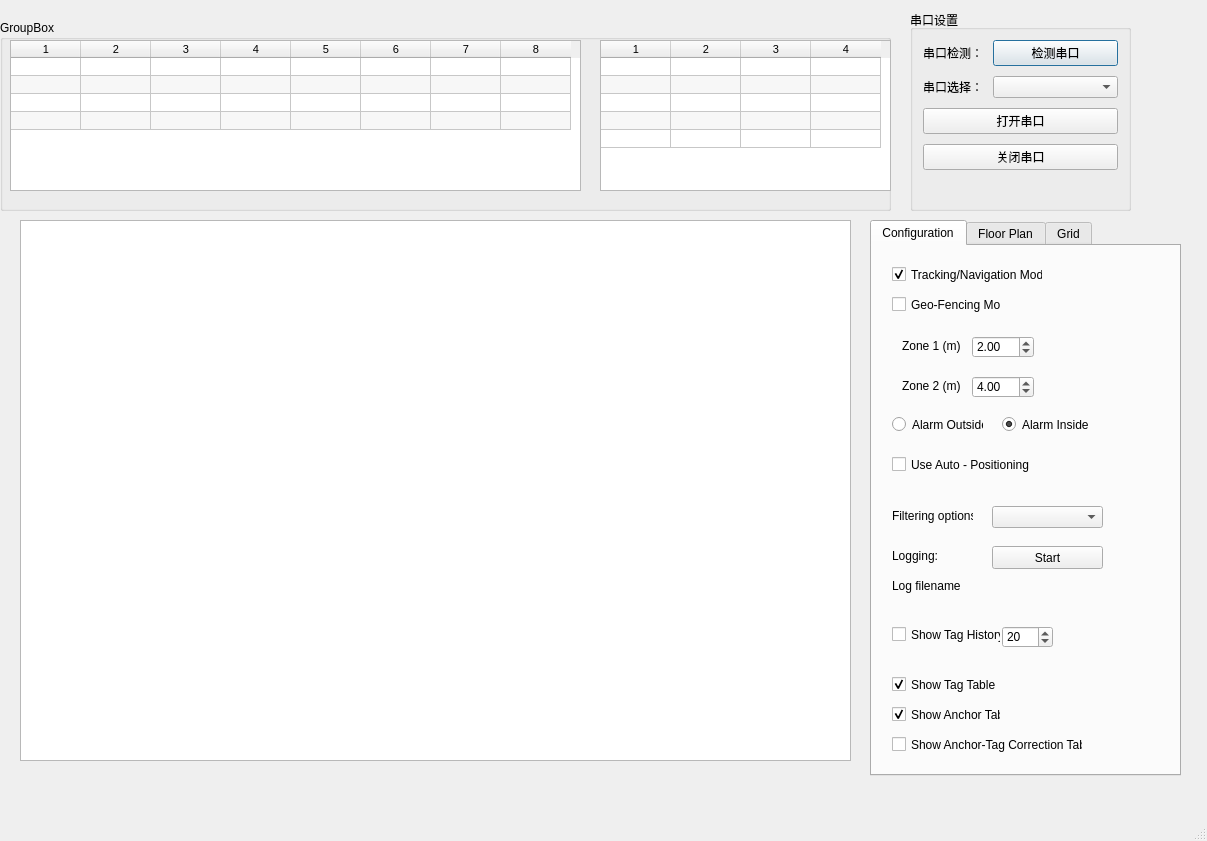
Above: view/serial.ui from J-JunChen/pyqt5_matplotlib_serial before the change. Below: the same form after it.
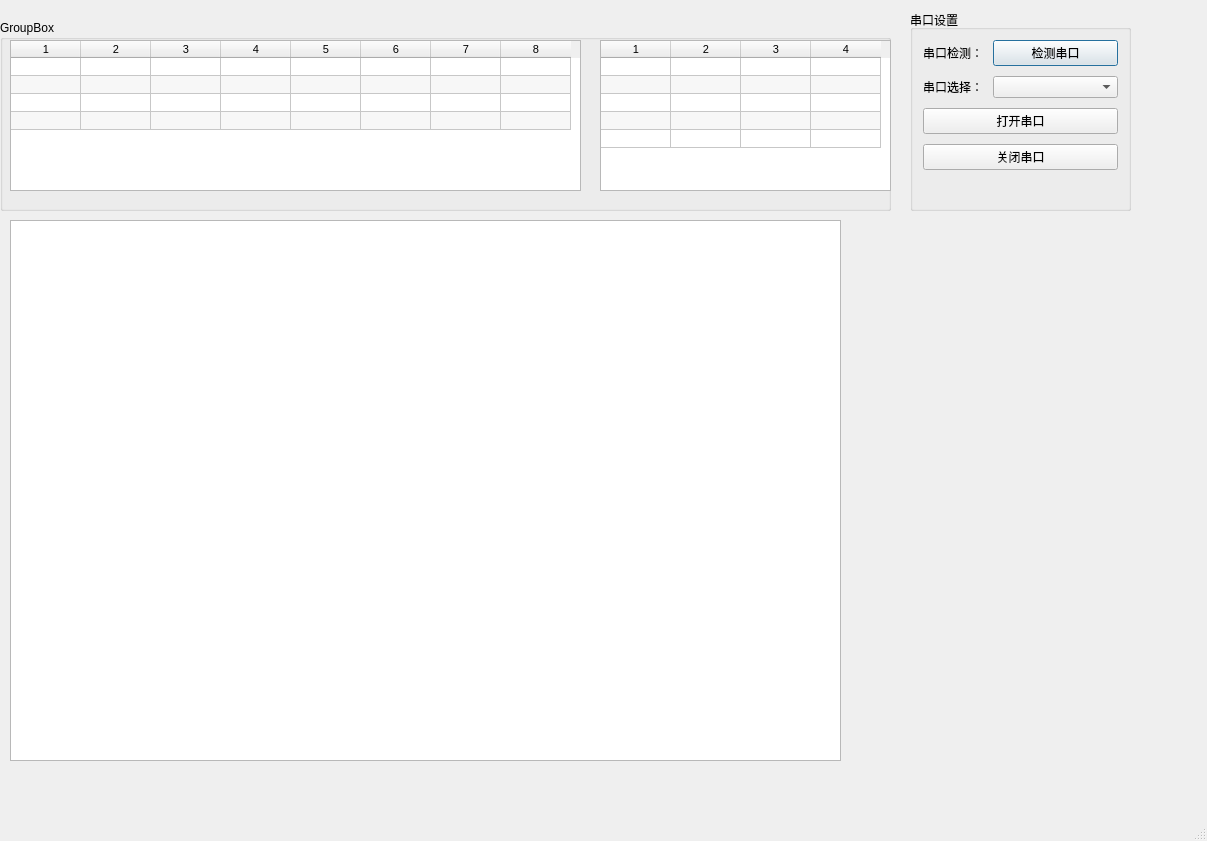
That is the form after the change.

What changed in the file:
```diff
--- a/view/serial.ui
+++ b/view/serial.ui
@@ -251,625 +251,10 @@
      <column/>
     </widget>
    </widget>
-   <widget class="QTabWidget" name="tabWidget">
-    <property name="geometry">
-     <rect>
-      <x>870</x>
-      <y>220</y>
-      <width>311</width>
-      <height>556</height>
-     </rect>
-    </property>
-    <property name="minimumSize">
-     <size>
-      <width>300</width>
-      <height>300</height>
-     </size>
-    </property>
-    <property name="currentIndex">
-     <number>0</number>
-    </property>
-    <widget class="QWidget" name="config_tab">
-     <attribute name="title">
-      <string>Configuration</string>
-     </attribute>
-     <widget class="QCheckBox" name="showTagHistory">
-      <property name="geometry">
-       <rect>
-        <x>20</x>
-        <y>380</y>
-        <width>109</width>
-        <height>17</height>
-       </rect>
-      </property>
-      <property name="text">
-       <string>Show Tag History</string>
-      </property>
-     </widget>
-     <widget class="QCheckBox" name="showGeoFencingMode">
-      <property name="geometry">
-       <rect>
-        <x>20</x>
-        <y>50</y>
-        <width>109</width>
-        <height>17</height>
-       </rect>
-      </property>
-      <property name="text">
-       <string>Geo-Fencing Mode</string>
-      </property>
-     </widget>
-     <widget class="QDoubleSpinBox" name="zone1">
-      <property name="geometry">
-       <rect>
-        <x>100</x>
-        <y>90</y>
-        <width>62</width>
-        <height>22</height>
-       </rect>
-      </property>
-      <property name="maximum">
-       <double>300.000000000000000</double>
-      </property>
-      <property name="value">
-       <double>2.000000000000000</double>
-      </property>
-     </widget>
-     <widget class="QDoubleSpinBox" name="zone2">
-      <property name="geometry">
-       <rect>
-        <x>100</x>
-        <y>130</y>
-        <width>62</width>
-        <height>22</height>
-       </rect>
-      </property>
-      <property name="maximum">
-       <double>300.000000000000000</double>
-      </property>
-      <property name="value">
-       <double>4.000000000000000</double>
-      </property>
-     </widget>
-     <widget class="QLabel" name="label_z1">
-      <property name="geometry">
-       <rect>
-        <x>30</x>
-        <y>90</y>
-        <width>61</width>
-        <height>20</height>
-       </rect>
-      </property>
-      <property name="text">
-       <string>Zone 1 (m)</string>
-      </property>
-     </widget>
-     <widget class="QLabel" name="label_z2">
-      <property name="geometry">
-       <rect>
-        <x>30</x>
-        <y>130</y>
-        <width>61</width>
-        <height>20</height>
-       </rect>
-      </property>
-      <property name="text">
-       <string>Zone 2 (m)</string>
-      </property>
-     </widget>
-     <widget class="QRadioButton" name="inAlarm">
-      <property name="geometry">
-       <rect>
-        <x>130</x>
-        <y>170</y>
-        <width>91</width>
-        <height>17</height>
-       </rect>
-      </property>
-      <property name="text">
-       <string>Alarm Inside</string>
-      </property>
-      <property name="checked">
-       <bool>true</bool>
-      </property>
-     </widget>
-     <widget class="QRadioButton" name="outAlarm">
-      <property name="geometry">
-       <rect>
-        <x>20</x>
-        <y>170</y>
-        <width>91</width>
-        <height>17</height>
-       </rect>
-      </property>
-      <property name="text">
-       <string>Alarm Outside</string>
-      </property>
-     </widget>
-     <widget class="QSpinBox" name="tagHistoryN">
-      <property name="geometry">
-       <rect>
-        <x>130</x>
-        <y>380</y>
-        <width>51</width>
-        <height>22</height>
-       </rect>
-      </property>
-      <property name="minimum">
-       <number>1</number>
-      </property>
-      <property name="maximum">
-       <number>128</number>
-      </property>
-      <property name="value">
-       <number>20</number>
-      </property>
-     </widget>
-     <widget class="QCheckBox" name="showTagTable">
-      <property name="geometry">
-       <rect>
-        <x>20</x>
-        <y>430</y>
-        <width>109</width>
-        <height>17</height>
-       </rect>
-      </property>
-      <property name="text">
-       <string>Show Tag Table</string>
-      </property>
-      <property name="checked">
-       <bool>true</bool>
-      </property>
-     </widget>
-     <widget class="QCheckBox" name="showAnchorTable">
-      <property name="geometry">
-       <rect>
-        <x>20</x>
-        <y>460</y>
-        <width>109</width>
-        <height>17</height>
-       </rect>
-      </property>
-      <property name="text">
-       <string>Show Anchor Table</string>
-      </property>
-      <property name="checked">
-       <bool>true</bool>
-      </property>
-     </widget>
-     <widget class="QCheckBox" name="showAnchorTagCorrectionTable">
-      <property name="enabled">
-       <bool>true</bool>
-      </property>
-      <property name="geometry">
-       <rect>
-        <x>20</x>
-        <y>490</y>
-        <width>191</width>
-        <height>17</height>
-       </rect>
-      </property>
-      <property name="text">
-       <string>Show Anchor-Tag Correction Table</string>
-      </property>
-      <property name="checked">
-       <bool>false</bool>
-      </property>
-     </widget>
-     <widget class="QCheckBox" name="showNavigationMode">
-      <property name="geometry">
-       <rect>
-        <x>20</x>
-        <y>20</y>
-        <width>151</width>
-        <height>17</height>
-       </rect>
-      </property>
-      <property name="text">
-       <string>Tracking/Navigation Mode</string>
-      </property>
-      <property name="checked">
-       <bool>true</bool>
-      </property>
-     </widget>
-     <widget class="QComboBox" name="filtering">
-      <property name="geometry">
-       <rect>
-        <x>120</x>
-        <y>260</y>
-        <width>111</width>
-        <height>22</height>
-       </rect>
-      </property>
-     </widget>
-     <widget class="QLabel" name="label_z1_2">
-      <property name="geometry">
-       <rect>
-        <x>20</x>
-        <y>260</y>
-        <width>81</width>
-        <height>20</height>
-       </rect>
-      </property>
-      <property name="text">
-       <string>Filtering options:</string>
-      </property>
-     </widget>
-     <widget class="QCheckBox" name="useAutoPos">
-      <property name="enabled">
-       <bool>true</bool>
-      </property>
-      <property name="geometry">
-       <rect>
-        <x>20</x>
-        <y>210</y>
-        <width>161</width>
-        <height>17</height>
-       </rect>
-      </property>
-      <property name="text">
-       <string>Use Auto - Positioning</string>
-      </property>
-      <property name="checked">
-       <bool>false</bool>
-      </property>
-     </widget>
-     <widget class="QLabel" name="label_logingstatus">
-      <property name="geometry">
-       <rect>
-        <x>20</x>
-        <y>300</y>
-        <width>91</width>
-        <height>20</height>
-       </rect>
-      </property>
-      <property name="text">
-       <string>Logging:</string>
-      </property>
-     </widget>
-     <widget class="QPushButton" name="logging_pb">
-      <property name="geometry">
-       <rect>
-        <x>120</x>
-        <y>300</y>
-        <width>111</width>
-        <height>23</height>
-       </rect>
-      </property>
-      <property name="text">
-       <string>Start</string>
-      </property>
-     </widget>
-     <widget class="QLabel" name="label_logingstatus_2">
-      <property name="geometry">
-       <rect>
-        <x>20</x>
-        <y>400</y>
-        <width>51</width>
-        <height>20</height>
-       </rect>
-      </property>
-      <property name="text">
-       <string/>
-      </property>
-     </widget>
-     <widget class="QLabel" name="label_logfile">
-      <property name="geometry">
-       <rect>
-        <x>20</x>
-        <y>330</y>
-        <width>211</width>
-        <height>20</height>
-       </rect>
-      </property>
-      <property name="text">
-       <string>Log filename</string>
-      </property>
-     </widget>
-     <widget class="QLabel" name="label_logingstatus_3">
-      <property name="geometry">
-       <rect>
-        <x>20</x>
-        <y>240</y>
-        <width>51</width>
-        <height>20</height>
-       </rect>
-      </property>
-      <property name="text">
-       <string/>
-      </property>
-     </widget>
-    </widget>
-    <widget class="QWidget" name="floorplan_tab">
-     <attribute name="title">
-      <string>Floor Plan</string>
-     </attribute>
-     <layout class="QGridLayout" name="gridLayout_2">
-      <item row="3" column="2">
-       <widget class="QLabel" name="label_11">
-        <property name="text">
-         <string>pixels</string>
-        </property>
-       </widget>
-      </item>
-      <item row="4" column="1">
-       <widget class="QDoubleSpinBox" name="floorplanXScale_sb">
-        <property name="maximum">
-         <double>1000.000000000000000</double>
-        </property>
-       </widget>
-      </item>
-      <item row="5" column="2">
-       <widget class="QLabel" name="label_9">
-        <property name="text">
-         <string>pixesl/m</string>
-        </property>
-       </widget>
-      </item>
-      <item row="2" column="0">
-       <widget class="QLabel" name="label_3">
-        <property name="text">
-         <string>X Offset</string>
-        </property>
-       </widget>
-      </item>
-      <item row="2" column="1">
-       <widget class="QSpinBox" name="floorplanXOff_sb">
-        <property name="sizePolicy">
-         <sizepolicy hsizetype="Minimum" vsizetype="Fixed">
-          <horstretch>0</horstretch>
-          <verstretch>0</verstretch>
-         </sizepolicy>
-        </property>
-        <property name="minimum">
-         <number>-65536</number>
-        </property>
-        <property name="maximum">
-         <number>65535</number>
-        </property>
-       </widget>
-      </item>
-      <item row="0" column="0" colspan="2">
-       <widget class="QLabel" name="floorplanPath_lb">
-        <property name="text">
-         <string>No Floor Plan</string>
-        </property>
-       </widget>
-      </item>
-      <item row="7" column="1">
-       <widget class="QCheckBox" name="floorplanFlipY_cb">
-        <property name="text">
-         <string/>
-        </property>
-       </widget>
-      </item>
-      <item row="9" column="0">
-       <spacer name="verticalSpacer">
-        <property name="orientation">
-         <enum>Qt::Vertical</enum>
-        </property>
-        <property name="sizeHint" stdset="0">
-         <size>
-          <width>20</width>
-          <height>40</height>
-         </size>
-        </property>
-       </spacer>
-      </item>
-      <item row="2" column="2">
-       <widget class="QLabel" name="label_12">
-        <property name="text">
-         <string>pixels</string>
-        </property>
-       </widget>
-      </item>
-      <item row="5" column="1">
-       <widget class="QDoubleSpinBox" name="floorplanYScale_sb">
-        <property name="maximum">
-         <double>1000.000000000000000</double>
-        </property>
-       </widget>
-      </item>
-      <item row="4" column="2">
-       <widget class="QLabel" name="label_10">
-        <property name="text">
-         <string>pixels/m</string>
-        </property>
-       </widget>
-      </item>
-      <item row="3" column="1">
-       <widget class="QSpinBox" name="floorplanYOff_sb">
-        <property name="minimum">
-         <number>-65536</number>
-        </property>
-        <property name="maximum">
-         <number>65536</number>
-        </property>
-       </widget>
-      </item>
-      <item row="4" column="0">
-       <widget class="QLabel" name="label_6">
-        <property name="text">
-         <string>X Scale</string>
-        </property>
-       </widget>
-      </item>
-      <item row="6" column="0">
-       <widget class="QLabel" name="label_7">
-        <property name="text">
-         <string>Flip X</string>
-        </property>
-       </widget>
-      </item>
-      <item row="3" column="0">
-       <widget class="QLabel" name="label_4">
-        <property name="text">
-         <string>Y Offset</string>
-        </property>
-       </widget>
-      </item>
-      <item row="6" column="1">
-       <widget class="QCheckBox" name="floorplanFlipX_cb">
-        <property name="text">
-         <string/>
-        </property>
-       </widget>
-      </item>
-      <item row="5" column="0">
-       <widget class="QLabel" name="label_5">
-        <property name="text">
-         <string>Y Scale</string>
-        </property>
-       </widget>
-      </item>
-      <item row="7" column="0">
-       <widget class="QLabel" name="label_8">
-        <property name="text">
-         <string>Flip Y</string>
-        </property>
-       </widget>
-      </item>
-      <item row="8" column="0" colspan="2">
-       <layout class="QGridLayout" name="gridLayout">
-        <property name="horizontalSpacing">
-         <number>6</number>
-        </property>
-        <item row="0" column="0">
-         <widget class="QCheckBox" name="showOrigin">
-          <property name="text">
-           <string>Show Origin</string>
-          </property>
-         </widget>
-        </item>
-        <item row="1" column="2">
-         <widget class="QPushButton" name="scaleY_pb">
-          <property name="text">
-           <string>Y Scale</string>
-          </property>
-         </widget>
-        </item>
-        <item row="1" column="0">
-         <widget class="QPushButton" name="scaleX_pb">
-          <property name="text">
-           <string>X Scale</string>
-          </property>
-         </widget>
-        </item>
-        <item row="0" column="2">
-         <widget class="QPushButton" name="origin_pb">
-          <property name="text">
-           <string>Set Origin</string>
-          </property>
-         </widget>
-        </item>
-       </layout>
-      </item>
-      <item row="1" column="0">
-       <widget class="QPushButton" name="floorplanOpen_pb">
-        <property name="sizePolicy">
-         <sizepolicy hsizetype="Minimum" vsizetype="Fixed">
-          <horstretch>0</horstretch>
-          <verstretch>0</verstretch>
-         </sizepolicy>
-        </property>
-        <property name="minimumSize">
-         <size>
-          <width>0</width>
-          <height>0</height>
-         </size>
-        </property>
-        <property name="text">
-         <string>Open</string>
-        </property>
-       </widget>
-      </item>
-      <item row="1" column="1" alignment="Qt::AlignHCenter">
-       <widget class="QCheckBox" name="saveFP">
-        <property name="text">
-         <string>Save Settings</string>
-        </property>
-       </widget>
-      </item>
-     </layout>
-    </widget>
-    <widget class="QWidget" name="grid_tab">
-     <attribute name="title">
-      <string>Grid</string>
-     </attribute>
-     <widget class="QWidget" name="layoutWidget">
-      <property name="geometry">
-       <rect>
-        <x>9</x>
-        <y>21</y>
-        <width>178</width>
-        <height>111</height>
-       </rect>
-      </property>
-      <layout class="QGridLayout" name="gridLayout_3">
-       <item row="0" column="0">
-        <widget class="QLabel" name="label">
-         <property name="minimumSize">
-          <size>
-           <width>45</width>
-           <height>0</height>
-          </size>
-         </property>
-         <property name="text">
-          <string>Width (m)</string>
-         </property>
-        </widget>
-       </item>
-       <item row="0" column="1">
-        <widget class="QDoubleSpinBox" name="gridWidth_sb">
-         <property name="decimals">
-          <number>2</number>
-         </property>
-         <property name="singleStep">
-          <double>0.100000000000000</double>
-         </property>
-         <property name="value">
-          <double>0.500000000000000</double>
-         </property>
-        </widget>
-       </item>
-       <item row="1" column="0">
-        <widget class="QLabel" name="label_2">
-         <property name="minimumSize">
-          <size>
-           <width>45</width>
-           <height>0</height>
-          </size>
-         </property>
-         <property name="text">
-          <string>Height (m)</string>
-         </property>
-        </widget>
-       </item>
-       <item row="1" column="1">
-        <widget class="QDoubleSpinBox" name="gridHeight_sb">
-         <property name="singleStep">
-          <double>0.100000000000000</double>
-         </property>
-         <property name="value">
-          <double>0.500000000000000</double>
-         </property>
-        </widget>
-       </item>
-       <item row="2" column="0">
-        <widget class="QCheckBox" name="gridShow">
-         <property name="text">
-          <string>Show Grid</string>
-         </property>
-        </widget>
-       </item>
-      </layout>
-     </widget>
-    </widget>
-   </widget>
    <widget class="QGraphicsView" name="graphicsView">
     <property name="geometry">
      <rect>
-      <x>20</x>
+      <x>10</x>
       <y>220</y>
       <width>831</width>
       <height>541</height>
```
Left out of the diff: 2 changed lines with no effect on the pictures.
